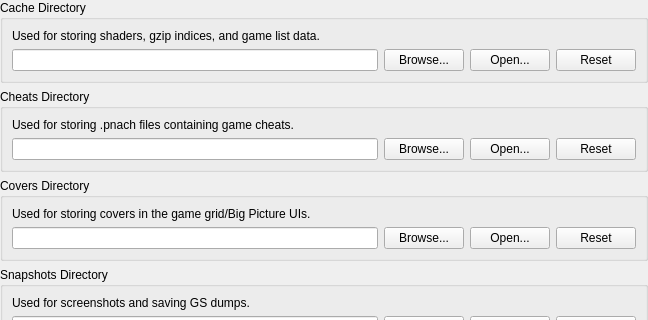
Old version of the form pcsx2-qt/Settings/FolderSettingsWidget.ui in the repository PCSX2/pcsx2; both pictures show x 0 to 648 and y 0 to 320 of the 648 by 487 pixel window.
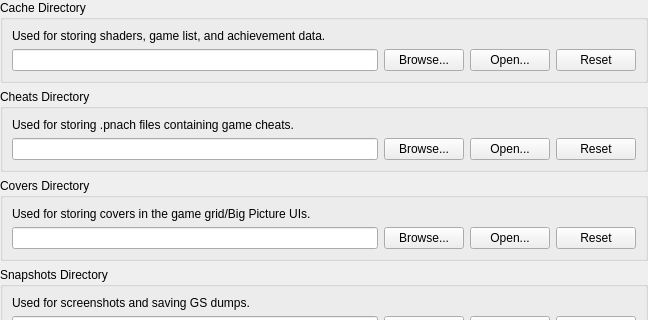
New version of the form.

Commit message: Qt: Adjust cache folder help text

```diff
--- a/pcsx2-qt/Settings/FolderSettingsWidget.ui
+++ b/pcsx2-qt/Settings/FolderSettingsWidget.ui
@@ -59,7 +59,7 @@
       <item row="0" column="0" colspan="4">
        <widget class="QLabel" name="label_3">
         <property name="text">
-         <string>Used for storing shaders, gzip indices, and game list data.</string>
+         <string>Used for storing shaders, game list, and achievement data.</string>
         </property>
        </widget>
       </item>
```
